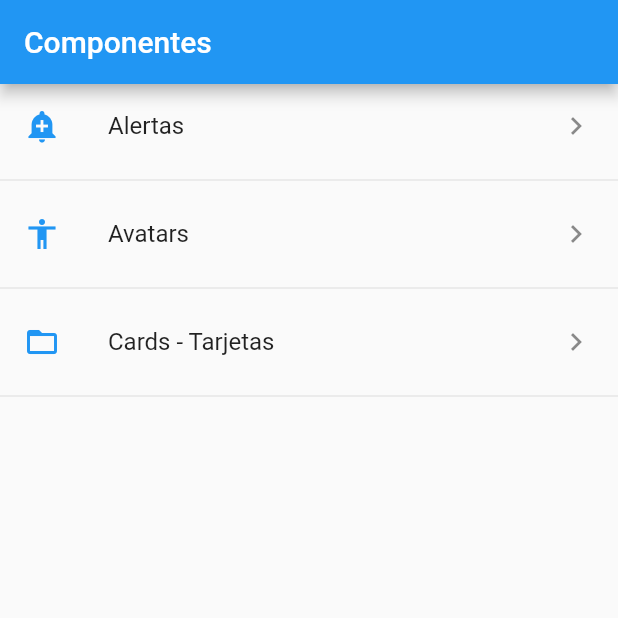
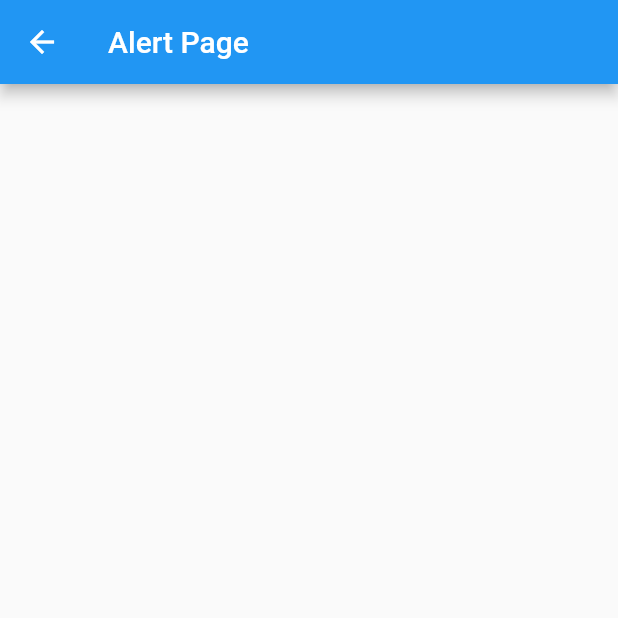
Before and after one commit to frozenfangkb/components-flutter, a Flutter app: the screen it shows after launch, after a tap on "Alertas", on a phone screen of 412 x 824 dp, the top half of it. Run offline on Flutter 3.47's test engine with Material 2 defaults, Android fonts, the phone set to English and light mode, and no system bars.

Commit message:
simple navigation

```diff
--- a/lib/main.dart
+++ b/lib/main.dart
@@ -1,3 +1,5 @@
+import 'package:componentes/src/pages/alert_page.dart';
+import 'package:componentes/src/pages/avatar_page.dart';
 import 'package:componentes/src/pages/home_page.dart';
 import 'package:flutter/material.dart';
 
@@ -9,7 +11,13 @@ class MyApp extends StatelessWidget {
     return MaterialApp(
       title: 'Componentes App',
       debugShowCheckedModeBanner: false,
-      home: HomePage(),
+      // home: HomePage(),
+      initialRoute: '/',
+      routes: <String, WidgetBuilder>{
+        '/': (BuildContext context) => HomePage(),
+        'alert': (BuildContext context) => AlertPage(),
+        'avatar': (BuildContext context) => AvatarPage(),
+      },
     );
   }
 }
--- /dev/null
+++ b/lib/src/pages/alert_page.dart
@@ -0,0 +1,14 @@
+import 'package:flutter/material.dart';
+
+class AlertPage extends StatelessWidget {
+  const AlertPage({Key key}) : super(key: key);
+
+  @override
+  Widget build(BuildContext context) {
+    return Scaffold(
+      appBar: AppBar(
+        title: Text('Alert Page'),
+      ),
+    );
+  }
+}
--- a/lib/src/pages/home_page.dart
+++ b/lib/src/pages/home_page.dart
@@ -1,3 +1,4 @@
+import 'package:componentes/src/pages/alert_page.dart';
 import 'package:componentes/src/providers/menu_provider.dart';
 import 'package:componentes/src/utils/icon_string_util.dart';
 import 'package:flutter/material.dart';
@@ -20,13 +21,13 @@ class HomePage extends StatelessWidget {
       initialData: [],
       builder: (context, AsyncSnapshot<List<dynamic>> snapshot) {
         return ListView(
-          children: _listaItems(snapshot.data),
+          children: _listaItems(snapshot.data, context),
         );
       },
     );
   }
 
-  List<Widget> _listaItems(List<dynamic> data) {
+  List<Widget> _listaItems(List<dynamic> data, BuildContext context) {
     final List<Widget> opciones = [];
 
     data.forEach((element) {
@@ -34,7 +35,12 @@ class HomePage extends StatelessWidget {
         title: Text(element['texto']),
         leading: getIcon(element['icon']),
         trailing: Icon(Icons.keyboard_arrow_right),
-        onTap: () {},
+        onTap: () {
+          Navigator.pushNamed(context, element['ruta']);
+
+          // final route = MaterialPageRoute(builder: (context) => AlertPage());
+          // Navigator.push(context, route);
+        },
       );
       opciones..add(widgetTemp)..add(Divider());
     });
```
Also changed, not shown: lib/src/pages/avatar_page.dart (added, +14 -0 lines).
